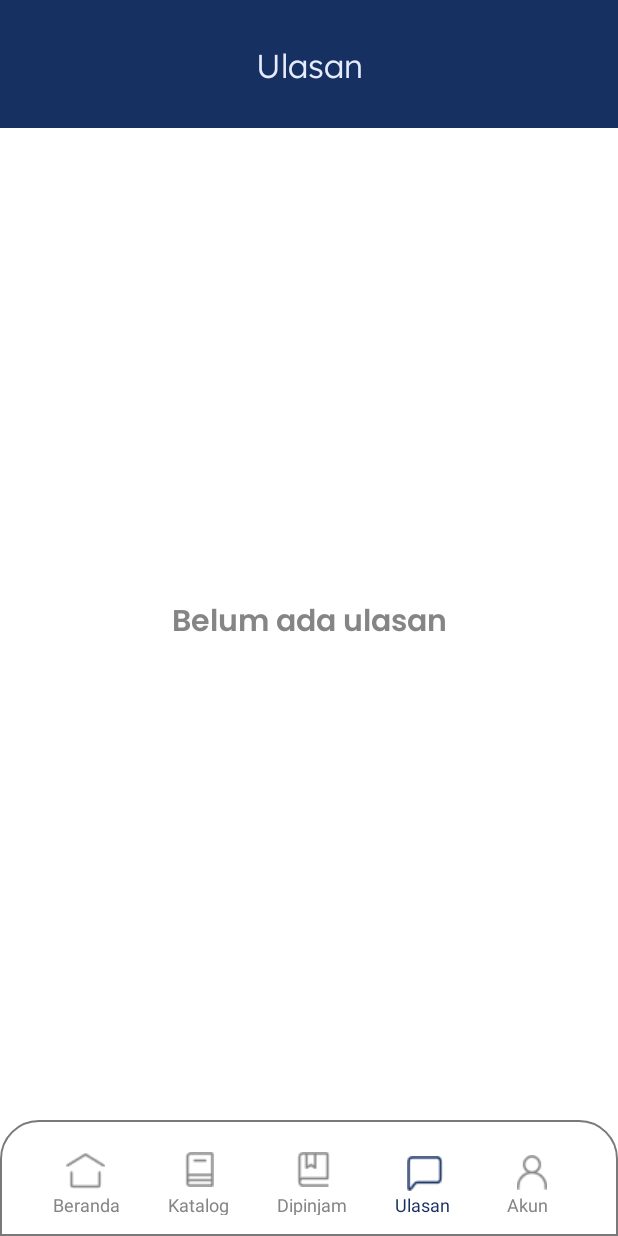
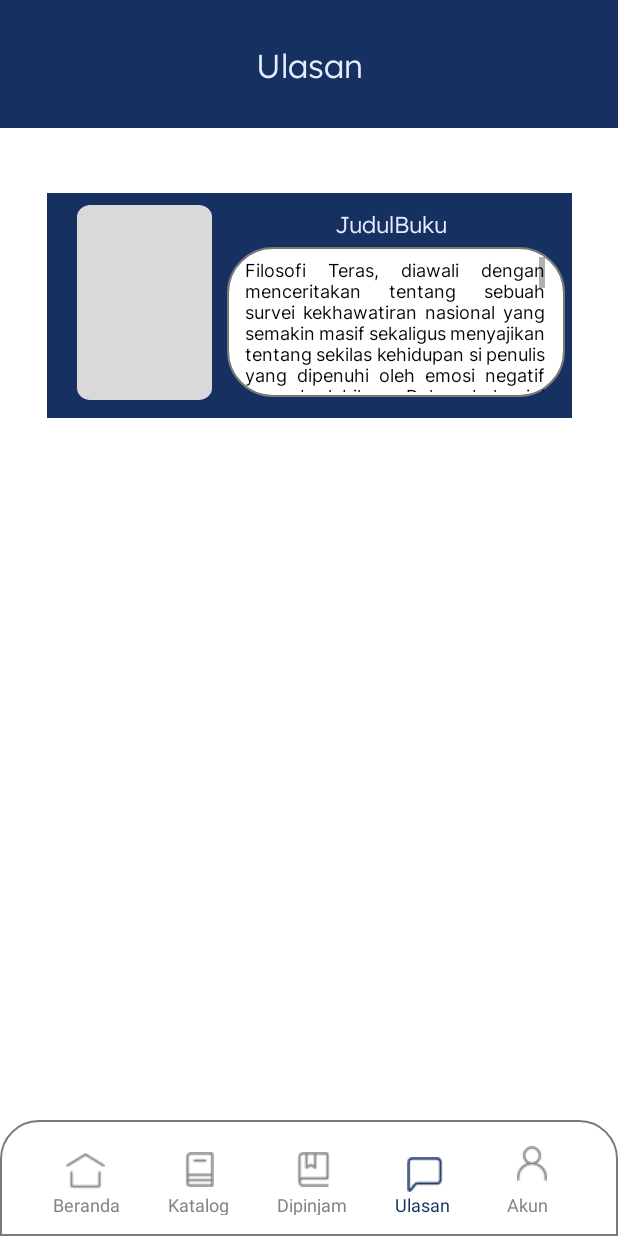
Before and after one commit to Zedra19/Online_Library, an Android app: the ReviewActivity screen opened directly, with no data from a screen before it, on a phone screen of 412 x 824 dp. Run offline under Robolectric (Android 15) with nearby library versions, the phone set to English and light mode, and no system bars.

Commit message:
Feedback, upgrade review sama detailbuku

```diff
--- a/app/src/main/res/layout/review.xml
+++ b/app/src/main/res/layout/review.xml
@@ -28,18 +28,41 @@
         app:layout_constraintHorizontal_bias="0.0"
         app:layout_constraintStart_toStartOf="parent" />
 
+    <View
+        android:id="@+id/rectangle_2"
+        android:layout_width="350dp"
+        android:layout_height="150dp"
+        android:layout_alignParentLeft="true"
+        android:layout_alignParentTop="true"
+        android:layout_marginTop="43dp"
+        android:background="#163062"
+        app:layout_constraintEnd_toEndOf="parent"
+        app:layout_constraintStart_toStartOf="parent"
+        app:layout_constraintTop_toBottomOf="@+id/rectangle_1" />
+
+    <View
+        android:id="@+id/cover_detail3"
+        android:layout_width="90dp"
+        android:layout_height="130dp"
+        android:layout_alignParentLeft="true"
+        android:layout_alignParentTop="true"
+        android:background="@drawable/coverdetail"
+        app:layout_constraintBottom_toBottomOf="@id/rectangle_2"
+        app:layout_constraintEnd_toEndOf="@id/rectangle_2"
+        app:layout_constraintHorizontal_bias="0.076"
+        app:layout_constraintStart_toStartOf="@id/rectangle_2"
+        app:layout_constraintTop_toTopOf="@id/rectangle_2"
+        app:layout_constraintVertical_bias="0.4" />
+
     <ImageButton
         android:id="@+id/imageHome"
         android:layout_width="wrap_content"
         android:layout_height="wrap_content"
         android:layout_marginStart="44dp"
-        android:layout_marginTop="23dp"
         android:layout_marginBottom="2dp"
         android:background="@android:color/transparent"
         app:layout_constraintBottom_toTopOf="@+id/hometext"
         app:layout_constraintStart_toStartOf="parent"
-        app:layout_constraintTop_toTopOf="@+id/taskbar"
-        app:layout_constraintVertical_bias="1.0"
         app:srcCompat="@drawable/home_not" />
 
     <ImageButton
@@ -47,13 +70,10 @@
         android:layout_width="wrap_content"
         android:layout_height="wrap_content"
         android:layout_marginStart="53dp"
-        android:layout_marginTop="25dp"
         android:layout_marginBottom="3dp"
         android:background="@android:color/transparent"
         app:layout_constraintBottom_toTopOf="@+id/katalogtext"
         app:layout_constraintStart_toEndOf="@+id/imageHome"
-        app:layout_constraintTop_toTopOf="@+id/taskbar"
-        app:layout_constraintVertical_bias="1.0"
         app:srcCompat="@drawable/icon_book" />
 
     <ImageButton
@@ -61,13 +81,10 @@
         android:layout_width="wrap_content"
         android:layout_height="wrap_content"
         android:layout_marginStart="55dp"
-        android:layout_marginTop="23dp"
         android:layout_marginBottom="3dp"
         android:background="@android:color/transparent"
         app:layout_constraintBottom_toTopOf="@+id/dipinjamtext"
         app:layout_constraintStart_toEndOf="@+id/imageKatalog"
-        app:layout_constraintTop_toTopOf="@+id/taskbar"
-        app:layout_constraintVertical_bias="1.0"
         app:srcCompat="@drawable/icon_bookmark" />
 
     <ImageButton
@@ -75,11 +92,9 @@
         android:layout_width="wrap_content"
         android:layout_height="wrap_content"
         android:layout_marginStart="51dp"
-        android:layout_marginTop="23dp"
         android:background="@android:color/transparent"
         app:layout_constraintBottom_toTopOf="@+id/reviewtext"
         app:layout_constraintStart_toEndOf="@+id/imageDipinjam"
-        app:layout_constraintTop_toTopOf="@+id/taskbar"
         app:srcCompat="@drawable/review_selected" />
 
     <ImageButton
@@ -87,12 +102,10 @@
         android:layout_width="27dp"
         android:layout_height="31dp"
         android:layout_marginStart="45dp"
-        android:layout_marginTop="25dp"
         android:layout_marginBottom="3dp"
         android:background="@android:color/transparent"
         app:layout_constraintBottom_toTopOf="@+id/accounttext"
         app:layout_constraintStart_toEndOf="@+id/imageReview"
-        app:layout_constraintTop_toTopOf="@+id/taskbar"
         app:srcCompat="@drawable/icon_user" />
 
     <TextView
@@ -154,7 +167,6 @@
         android:textAppearance="@style/taskbar_ganyala"
         app:layout_constraintBottom_toBottomOf="parent"
         app:layout_constraintStart_toEndOf="@+id/reviewtext" />
-
     <TextView
         android:id="@+id/reviewheader"
         android:layout_width="wrap_content"
@@ -173,17 +185,52 @@
         app:layout_constraintTop_toTopOf="parent" />
 
     <TextView
-        android:id="@+id/noreview"
-        android:layout_width="312dp"
-        android:layout_height="27dp"
-        android:layout_centerHorizontal="true"
-        android:layout_centerVertical="true"
-        android:gravity="center_horizontal|top"
-        android:text="Belum ada ulasan"
-        android:textAppearance="@style/nobook"
-        app:layout_constraintBottom_toBottomOf="parent"
-        app:layout_constraintEnd_toEndOf="parent"
-        app:layout_constraintStart_toStartOf="parent"
-        app:layout_constraintTop_toTopOf="parent" />
+        android:id="@+id/judulBuku"
+        android:layout_width="wrap_content"
+        android:layout_height="wrap_content"
+        android:layout_alignParentLeft="true"
+        android:layout_alignParentTop="true"
+        android:layout_marginTop="10dp"
+        android:text="JudulBuku"
+        android:textAppearance="@style/lexend"
+        android:textColor="#E7EBFE"
+        android:textSize="15sp"
+        app:layout_constraintEnd_toEndOf="@id/rectangle_2"
+        app:layout_constraintHorizontal_bias="0.7"
+        app:layout_constraintStart_toStartOf="@id/rectangle_2"
+        app:layout_constraintTop_toTopOf="@id/rectangle_2" />
+
+    <ImageView
+        android:id="@+id/imageView5"
+        android:layout_width="225dp"
+        android:layout_height="100dp"
+        android:layout_marginStart="10dp"
+        android:layout_marginTop="5dp"
+
+        app:layout_constraintStart_toEndOf="@id/cover_detail3"
+        app:layout_constraintTop_toBottomOf="@id/judulBuku"
+        app:srcCompat="@drawable/searchview_rounded" />
+
+    <ScrollView
+        android:id="@+id/scrollView2"
+        android:layout_width="200dp"
+        android:layout_height="90dp"
+        android:layout_marginTop="12dp"
+        android:fillViewport="true"
+        app:layout_constraintEnd_toEndOf="@id/imageView5"
+        app:layout_constraintHorizontal_bias="0.48"
+        app:layout_constraintStart_toStartOf="@id/imageView5"
+        app:layout_constraintTop_toBottomOf="@id/judulBuku">
+
+        <TextView
+            android:id="@+id/isi_summary"
+            android:layout_width="200dp"
+            android:layout_height="wrap_content"
+            android:justificationMode="inter_word"
+            android:text="Filosofi Teras, diawali dengan menceritakan tentang sebuah survei kekhawatiran nasional yang semakin masif sekaligus menyajikan tentang sekilas kehidupan si penulis yang dipenuhi oleh emosi negatif yang berlebihan. Dalam buku ini dijelaskan bahwa penyebab emosi negatif atau kecemasan yang berlebihan disebabkan oleh rasio atau pola pikir yang keliru. Pada akhirnya, penulis menyarankan para pembaca untuk memperbaiki pola pikir yang keliru tersebut, dengan salah satu contohnya ialah menerapkan filsafat Stoa (Stoikisme) yang pada buku tersebut kemudian diterjemahkan sebagai 'Filsafat Teras' dalam kehidupan sehari-hari. Dalam buku tersebut, filsafat Stoa digambarkan secara sederhana dengan inti dikotomi kendali nasib manusia, sehingga dari dikotomi kendali tersebut, manusia dapat menentukan hal-hal yang dapat membuatnya bahagia maupun tidak."
+            android:textAppearance="@style/inter"
+            android:textSize="12sp" />
+
+    </ScrollView>
 
 </androidx.constraintlayout.widget.ConstraintLayout>
```
Also changed, not shown: app/src/main/res/layout/Feedback.xml (added, +167 -0 lines), app/src/main/res/layout/detailbuku.xml (+13 -1 lines).
